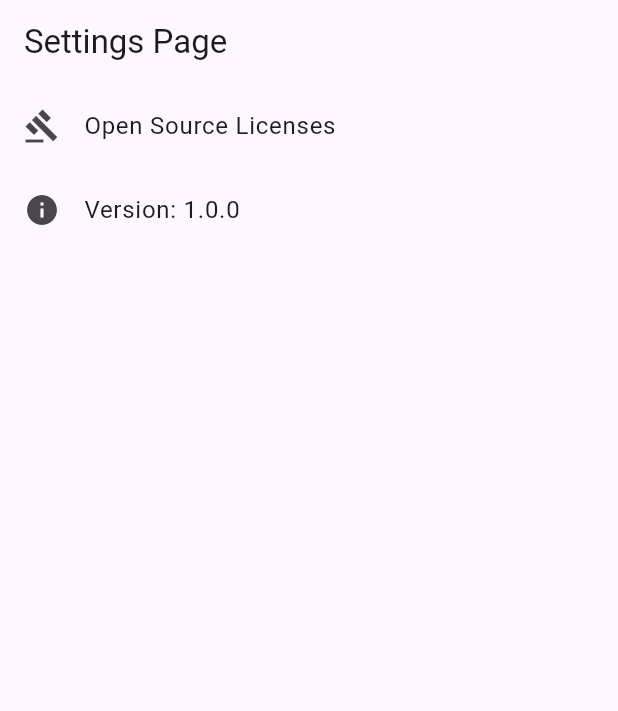
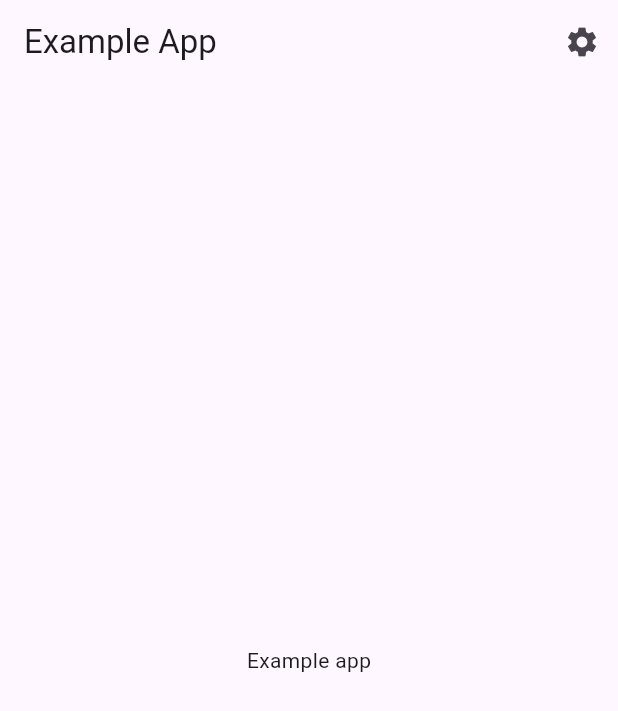
Before and after one commit to arononak/git_stamp, a Flutter app: the screen it shows after launch, on a phone screen of 412 x 824 dp. Shown: the top 711 px of the screen. Run offline on Flutter 3.47's test engine with Material 3 defaults, Android fonts, the phone set to English and light mode, and no system bars.

Commit message:
Example project update

```diff
--- a/example/lib/main.dart
+++ b/example/lib/main.dart
@@ -11,10 +11,32 @@ class ExampleApp extends StatelessWidget {
   Widget build(BuildContext context) {
     return MaterialApp(
       debugShowCheckedModeBanner: false,
-      home: SettingsPage(),
+      home: MainPage(),
       theme: ThemeData(useMaterial3: true),
       darkTheme: ThemeData.dark(useMaterial3: true),
       themeMode: ThemeMode.system,
+    );
+  }
+}
+
+class MainPage extends StatelessWidget {
+  @override
+  Widget build(BuildContext context) {
+    return Scaffold(
+      appBar: AppBar(
+        title: Text('Example App'),
+        actions: [
+          IconButton(
+            icon: Icon(Icons.settings),
+            onPressed: () {
+              Navigator.push(context, MaterialPageRoute(builder: (context) => SettingsPage()));
+            },
+          ),
+        ],
+      ),
+      body: Center(
+        child: Text('Example app'),
+      ),
     );
   }
 }
```
